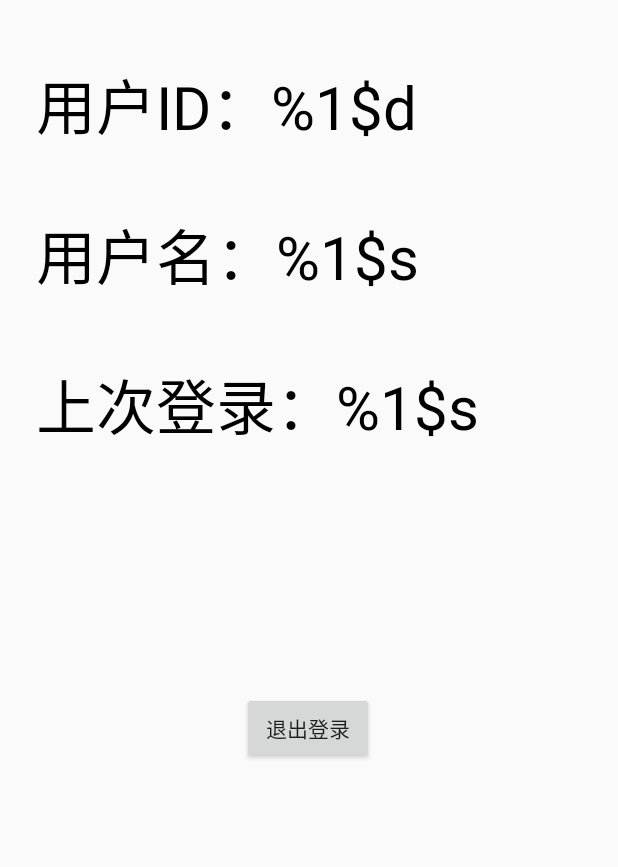
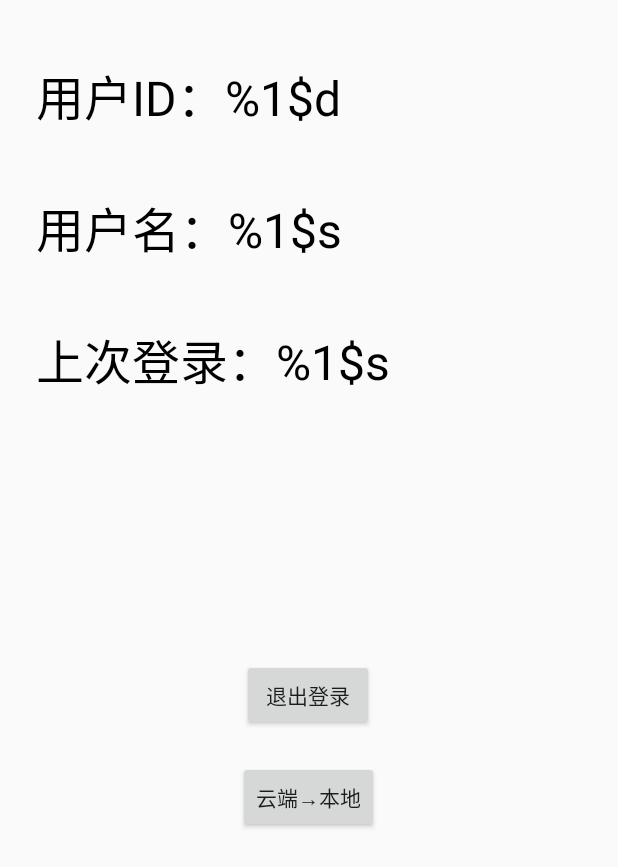
Before and after one commit to 0Kirby/ProgressNote, an Android app: the layout activity_user.xml on its own in the app's theme, with its tools: preview values and no code run, on a phone screen of 412 x 824 dp. Shown: the top 867 px of the screen. Run offline under Robolectric (Android 15) with nearby library versions, the phone set to English and light mode, and no system bars.

Commit message:
add 'cloud to local' beta

```diff
--- a/app/build.gradle
+++ b/app/build.gradle
@@ -7,7 +7,7 @@ android {
         minSdkVersion 19
         targetSdkVersion 29
         versionCode 1
-        versionName "1.3.2"
+        versionName "1.3.3"
         testInstrumentationRunner "androidx.test.runner.AndroidJUnitRunner"
     }
     buildTypes {
--- a/app/src/main/res/layout/activity_user.xml
+++ b/app/src/main/res/layout/activity_user.xml
@@ -13,7 +13,7 @@
         android:layout_marginTop="40dp"
         android:text="@string/login_userId"
         android:textColor="#000000"
-        android:textSize="40sp"
+        android:textSize="32sp"
         app:layout_constraintEnd_toEndOf="@+id/login_username"
         app:layout_constraintHorizontal_bias="0.0"
         app:layout_constraintStart_toStartOf="@+id/login_username"
@@ -27,7 +27,7 @@
         android:layout_marginTop="40dp"
         android:text="@string/login_username"
         android:textColor="#000000"
-        android:textSize="40sp"
+        android:textSize="32sp"
         app:layout_constraintStart_toStartOf="parent"
         app:layout_constraintTop_toBottomOf="@+id/login_userId" />
 
@@ -38,7 +38,7 @@
         android:layout_marginTop="40dp"
         android:text="@string/last_login"
         android:textColor="#000000"
-        android:textSize="40sp"
+        android:textSize="32sp"
         app:layout_constraintStart_toStartOf="@+id/login_username"
         app:layout_constraintTop_toBottomOf="@+id/login_username" />
 
@@ -58,4 +58,27 @@
         app:layout_constraintTop_toBottomOf="@+id/last_login"
         app:layout_constraintVertical_bias="0.392" />
 
+    <Button
+        android:id="@+id/sync_SC"
+        android:layout_width="wrap_content"
+        android:layout_height="wrap_content"
+        android:layout_gravity="start"
+        android:layout_marginTop="20dp"
+
+        android:text="@string/sync_SC"
+        app:layout_constraintEnd_toEndOf="@+id/exit_login"
+        app:layout_constraintStart_toStartOf="@+id/exit_login"
+        app:layout_constraintTop_toBottomOf="@+id/exit_login" />
+
+    <ProgressBar
+        android:id="@+id/loading"
+        android:layout_width="40dp"
+        android:layout_height="40dp"
+        android:layout_gravity="bottom"
+        android:visibility="gone"
+        app:layout_constraintBottom_toBottomOf="parent"
+        app:layout_constraintEnd_toEndOf="@+id/sync_SC"
+        app:layout_constraintStart_toStartOf="@+id/sync_SC"
+        app:layout_constraintTop_toBottomOf="@+id/sync_SC" />
+
 </androidx.constraintlayout.widget.ConstraintLayout>
--- a/app/src/main/res/values/strings.xml
+++ b/app/src/main/res/values/strings.xml
@@ -16,7 +16,7 @@
     <string name="deleteSuccess">删除成功！</string>
     <string name="exitApp">再按一次退出程序</string>
     <string name="formatDate">yyyy年MM月dd日    HH:mm:ss</string>
-    <string name="formatDate_User">yyyy年\nMM月dd日    HH:mm:ss</string>
+    <string name="formatDate_User">\nyyyy年MM月dd日\nHH:mm:ss</string>
     <string name="developers">代码：小0卡、蓝色的海 图标：Yoshi1999</string>
     <string name="title_activity_login">登录与注册</string>
     <string name="username">用户名</string>
@@ -33,4 +33,5 @@
     <string name="login_username">用户名：%1$s</string>
     <string name="last_login">上次登录：%1$s</string>
     <string name="exit_login">退出登录</string>
+    <string name="sync_SC">云端→本地</string>
 </resources>
```
Also changed, not shown: app/src/main/java/com/xqjtqy/progressnote/UserActivity.java (+97 -0 lines).
